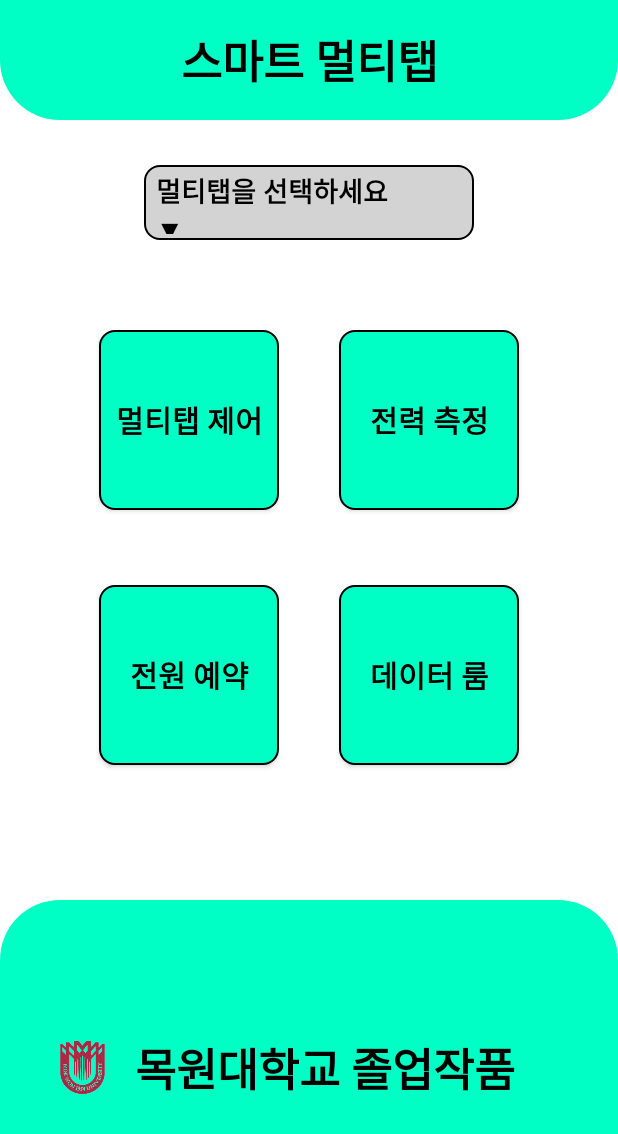
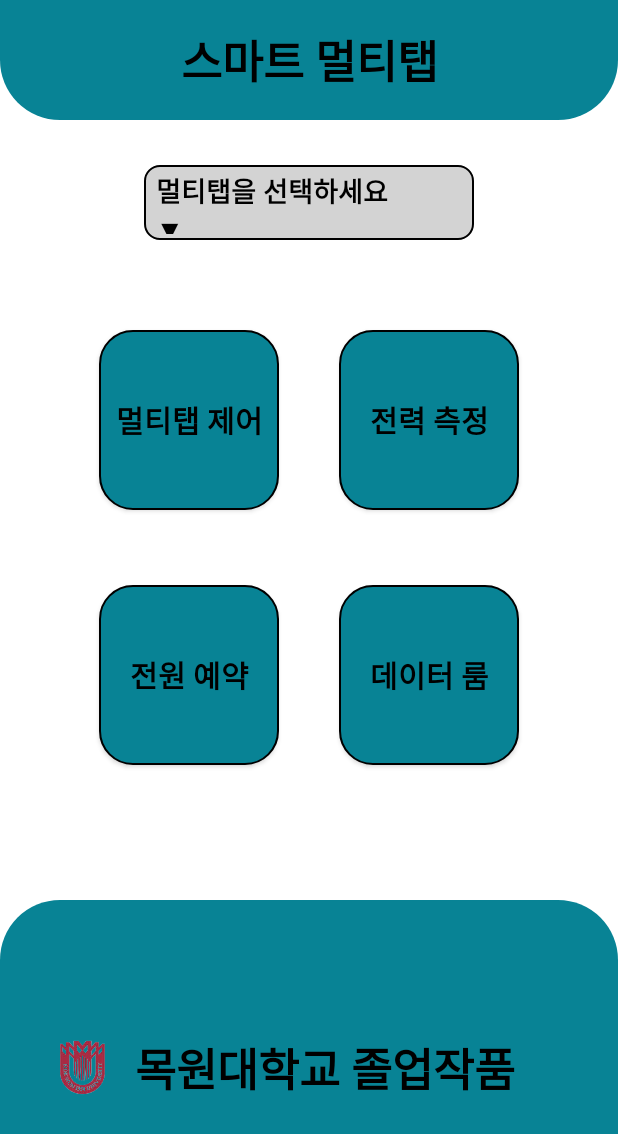
Before and after one commit to htshot/androidProject, an Android app: the MainActivity2 screen opened directly, with no data from a screen before it, on a phone screen of 412 x 824 dp. Shown: the top 1134 px of the screen. Run offline under Robolectric (Android 15) with nearby library versions, the phone set to English and light mode, and no system bars.

Commit message:
first commit

```diff
--- a/app/src/main/res/drawable/bottom_round.xml
+++ b/app/src/main/res/drawable/bottom_round.xml
@@ -1,7 +1,7 @@
 <?xml version="1.0" encoding="utf-8"?>
 <shape xmlns:android="http://schemas.android.com/apk/res/android">
     <solid
-        android:color="#00FFC4"
+        android:color="#088395"
         />
 
     <corners
--- a/app/src/main/res/drawable/header_round.xml
+++ b/app/src/main/res/drawable/header_round.xml
@@ -1,7 +1,7 @@
 <?xml version="1.0" encoding="utf-8"?>
 <shape xmlns:android="http://schemas.android.com/apk/res/android">
     <solid
-        android:color="#00FFC4"
+        android:color="#088395"
         />
     <corners
         android:topLeftRadius="0dp"
--- a/app/src/main/res/drawable/mainbt_round.xml
+++ b/app/src/main/res/drawable/mainbt_round.xml
@@ -1,7 +1,7 @@
 <?xml version="1.0" encoding="utf-8"?>
 <shape xmlns:android="http://schemas.android.com/apk/res/android">
     <solid
-        android:color="#00FFC4"
+        android:color="#088395"
         />
 
     <stroke
@@ -9,8 +9,8 @@
         android:color="@color/black"
         />
     <corners
-        android:topLeftRadius="20dp"
-        android:topRightRadius="20dp"
-        android:bottomLeftRadius="20dp"
-        android:bottomRightRadius="20dp"/>
+        android:topLeftRadius="22dp"
+        android:topRightRadius="22dp"
+        android:bottomLeftRadius="22dp"
+        android:bottomRightRadius="22dp"/>
 </shape>
--- a/app/src/main/res/layout/mainpage.xml
+++ b/app/src/main/res/layout/mainpage.xml
@@ -48,7 +48,7 @@
         <Button
             android:layout_width="120dp"
             android:height="120dp"
-            android:background="@drawable/button_round"
+            android:background="@drawable/mainbt_round"
             android:text="멀티탭 제어"
             android:textSize="20dp"
             android:textStyle="bold"
@@ -59,7 +59,7 @@
         <Button
             android:layout_width="120dp"
             android:height="120dp"
-            android:background="@drawable/button_round"
+            android:background="@drawable/mainbt_round"
             android:text="전력 측정"
             android:textSize="20dp"
             android:textStyle="bold"
@@ -80,7 +80,7 @@
         <Button
             android:layout_width="120dp"
             android:height="120dp"
-            android:background="@drawable/button_round"
+            android:background="@drawable/mainbt_round"
             android:text="전원 예약"
             android:textSize="20dp"
             android:textStyle="bold"
@@ -91,7 +91,7 @@
         <Button
             android:layout_width="120dp"
             android:height="120dp"
-            android:background="@drawable/button_round"
+            android:background="@drawable/mainbt_round"
             android:text="데이터 룸"
             android:textSize="20dp"
             android:textStyle="bold"
```
